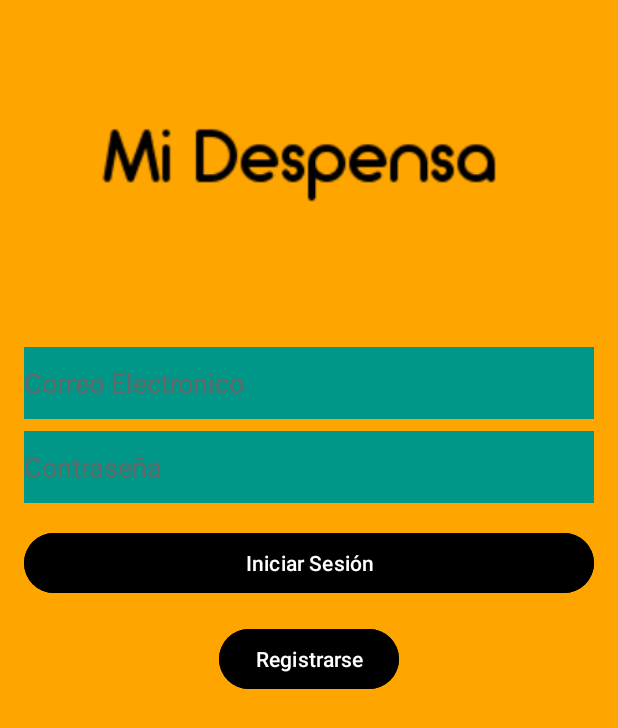
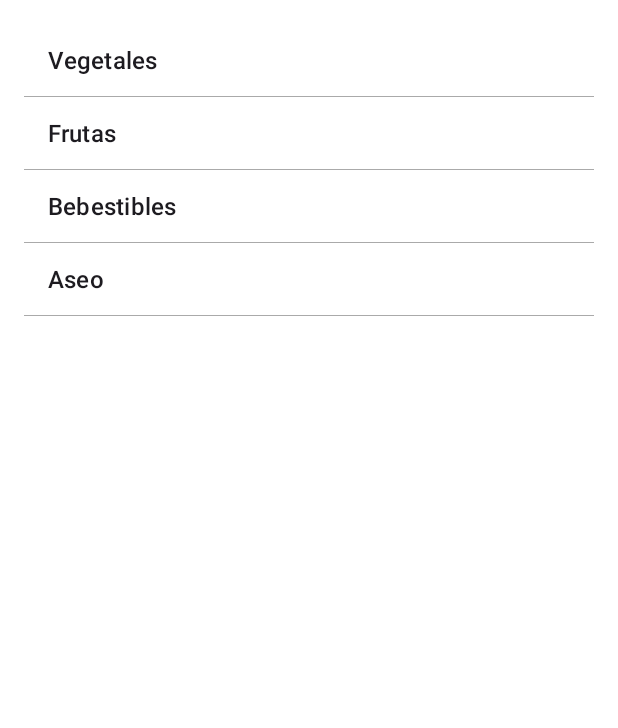
Before and after one commit to vdkaaa/MiDespensa, an Android app: the screen it shows after launch (Login before the commit, OrdenProductosActivity after it), on a phone screen of 412 x 824 dp. Shown: the top 728 px of the screen. Run offline under Robolectric (Android 15) with nearby library versions, the phone set to English and light mode, and no system bars.

Commit message:
Actualizacion 23_11

```diff
--- a/app/src/main/java/cl/dsantander/midespensa2023/Login.kt
+++ b/app/src/main/java/cl/dsantander/midespensa2023/Login.kt
@@ -40,7 +40,7 @@ class Login : AppCompatActivity() {
 
             if (usuario != null) {
                 // Credenciales válidas, inicia sesión y redirige al usuario a la pantalla principal.
-                val intent = Intent(this, MainActivity::class.java)
+                val intent = Intent(this, OrdenProductosActivity::class.java)
                 startActivity(intent)
                 finish()
             } else {
--- /dev/null
+++ b/app/src/main/java/cl/dsantander/midespensa2023/OrdenProductosActivity.kt
@@ -0,0 +1,32 @@
+package cl.dsantander.midespensa2023
+
+import android.content.Intent
+import android.os.Bundle
+import android.util.Log
+import android.widget.AdapterView
+import android.widget.ArrayAdapter
+import android.widget.ListView
+import androidx.appcompat.app.AppCompatActivity
+
+class OrdenProductosActivity : AppCompatActivity() {
+    override fun onCreate(savedInstanceState: Bundle?) {
+        super.onCreate(savedInstanceState)
+        setContentView(R.layout.activity_orden_productos)
+
+        val opciones = arrayOf("Vegetales", "Frutas", "Bebestibles", "Aseo")
+
+        val listViewOpciones: ListView = findViewById(R.id.listViewOpciones)
+        val adapter = ArrayAdapter(this, android.R.layout.simple_list_item_1, opciones)
+        listViewOpciones.adapter = adapter
+
+        listViewOpciones.setOnItemClickListener { _, _, position, _ ->
+            // Al hacer clic en una opción, abrir MainActivity filtrando por el tipo seleccionado
+            val tipoSeleccionado = opciones[position]
+            Log.d("MiDespensa", "Tipo seleccionado: $tipoSeleccionado")
+
+            val intent = Intent(this, MainActivity::class.java)
+            intent.putExtra("filtroTipo", tipoSeleccionado)
+            startActivity(intent)
+        }
+    }
+}
--- /dev/null
+++ b/app/src/main/res/layout/activity_orden_productos.xml
@@ -0,0 +1,20 @@
+<?xml version="1.0" encoding="utf-8"?>
+<androidx.constraintlayout.widget.ConstraintLayout xmlns:android="http://schemas.android.com/apk/res/android"
+    xmlns:app="http://schemas.android.com/apk/res-auto"
+    xmlns:tools="http://schemas.android.com/tools"
+    android:layout_width="match_parent"
+    android:layout_height="match_parent"
+    tools:context=".OrdenProductosActivity">
+
+    <ListView
+        android:id="@+id/listViewOpciones"
+        android:layout_width="match_parent"
+        android:layout_height="match_parent"
+        android:divider="@android:color/darker_gray"
+        android:dividerHeight="0.5dp"
+        android:padding="16dp"
+        android:background="@android:color/background_light"
+        android:choiceMode="singleChoice" />
+
+
+</androidx.constraintlayout.widget.ConstraintLayout>
```
Also changed, not shown: app/src/main/AndroidManifest.xml (+3 -6 lines), app/src/main/java/cl/dsantander/midespensa2023/MainActivity.kt (+40 -12 lines), app/src/main/java/cl/dsantander/midespensa2023/ProductosDatabaseHelper.kt (+36 -0 lines), app/src/main/res/layout/dialog_add_product.xml (+9 -3 lines), app/src/main/res/values/strings.xml (+7 -0 lines).
